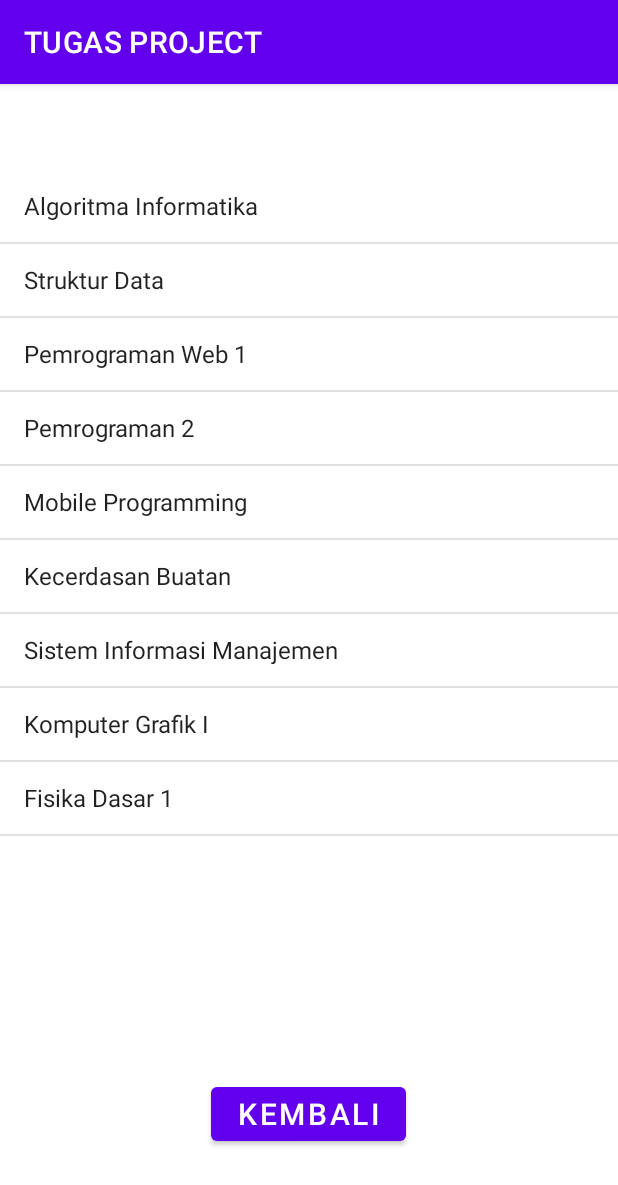
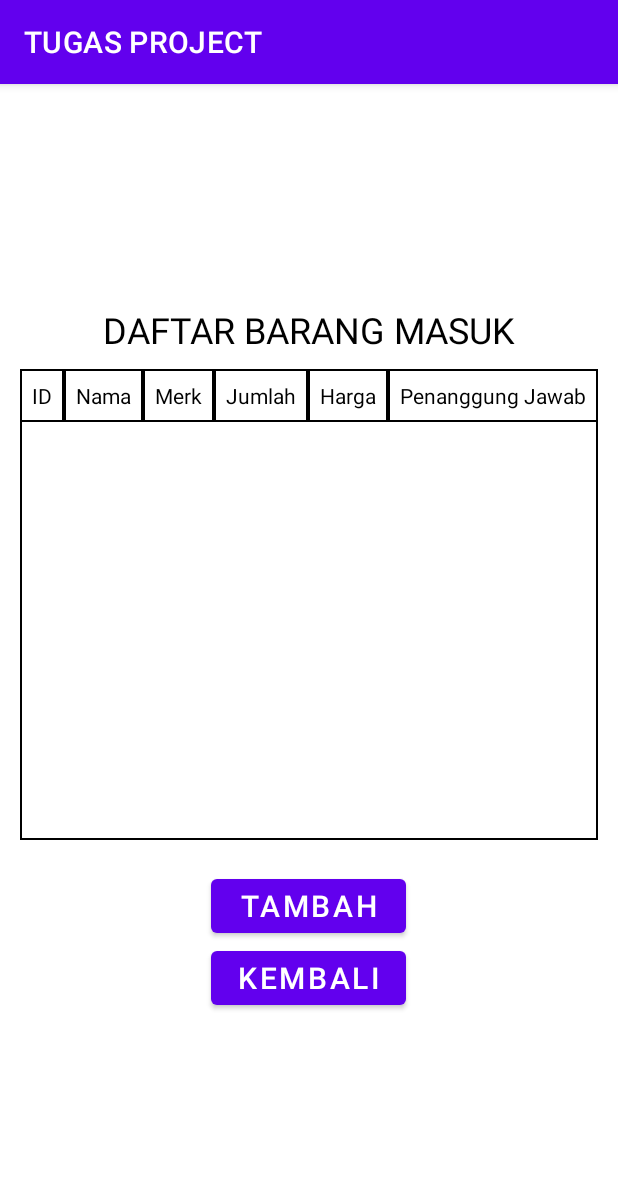
Before and after one commit to agustisp/UAS_MobileProgramming_06TPLE009, an Android app: the MainActivity3 screen opened directly, with no data from a screen before it, on a phone screen of 412 x 824 dp. Shown: the top 1185 px of the screen. Run offline under Robolectric (Android 15) with nearby library versions, the phone set to English and light mode, and no system bars.

Commit message:
Ada tambahan activity kelola barang masuk dan tambah barang masuk.

```diff
--- a/app/src/main/AndroidManifest.xml
+++ b/app/src/main/AndroidManifest.xml
@@ -11,6 +11,9 @@
         android:supportsRtl="true"
         android:theme="@style/Theme.TUGASPROJECT"
         tools:targetApi="31">
+        <activity
+            android:name=".v_tambah_barangmasuk"
+            android:exported="false" />
         <activity
             android:name=".v_tambah_admin"
             android:exported="false" />
--- a/app/src/main/java/com/example/tugasproject/MainActivity3.java
+++ b/app/src/main/java/com/example/tugasproject/MainActivity3.java
@@ -10,15 +10,23 @@ import android.widget.Button;
 import android.widget.ListView;
 
 public class MainActivity3 extends AppCompatActivity {
-    ListView listView;
-    Button btnkembali;
+    Button btnkembali, btnTambahBarangMasuk;
 
     @Override
     protected void onCreate(Bundle savedInstanceState) {
         super.onCreate(savedInstanceState);
         setContentView(R.layout.activity_main3);
 
+        btnTambahBarangMasuk = (Button) findViewById(R.id.btnTambahBarangMasuk);
         btnkembali = (Button) findViewById(R.id.btnkembali);
+
+        btnTambahBarangMasuk.setOnClickListener(new View.OnClickListener() {
+            @Override
+            public void onClick(View view) {
+                Intent intent = new Intent(MainActivity3.this, v_tambah_barangmasuk.class);
+                startActivity(intent);
+            }
+        });
         btnkembali.setOnClickListener(new View.OnClickListener() {
             @Override
             public void onClick(View view) {
@@ -26,17 +34,5 @@ public class MainActivity3 extends AppCompatActivity {
                 startActivity(BukaActDua);
             }
         });
-
-        listView = (ListView) findViewById(R.id.mataKuliah);
-        String[] values = new String[]{
-                "Algoritma Informatika", "Struktur Data", "Pemrograman Web 1",
-                "Pemrograman 2", "Mobile Programming", "Kecerdasan Buatan",
-                "Sistem Informasi Manajemen", "Komputer Grafik I", "Fisika Dasar 1"
-        };
-        ArrayAdapter<String> adapter = new ArrayAdapter<>(this,
-                android.R.layout.simple_list_item_1,
-                android.R.id.text1, values);
-
-        listView.setAdapter(adapter);
     }
 }
--- /dev/null
+++ b/app/src/main/res/drawable/border.xml
@@ -0,0 +1,6 @@
+<shape xmlns:android="http://schemas.android.com/apk/res/android">
+    <solid android:color="#FFFFFF"/>
+    <stroke
+        android:width="1dp"
+        android:color="#000000"/>
+</shape>
--- a/app/src/main/res/layout/activity_main3.xml
+++ b/app/src/main/res/layout/activity_main3.xml
@@ -9,18 +9,80 @@
     android:orientation="vertical"
     tools:context=".MainActivity3">
 
-    <ListView
-        android:id="@+id/mataKuliah"
-        android:layout_width="match_parent"
-        android:layout_height="585dp" />
+    <TextView
+        android:layout_width="wrap_content"
+        android:layout_height="wrap_content"
+        android:layout_marginBottom="10dp"
+        android:text="DAFTAR BARANG MASUK"
+        android:textSize="24dp"
+        android:textColor="@color/black">
+    </TextView>
+
+    <TableLayout
+        android:id="@+id/tableLayoutInventory"
+        android:layout_width="wrap_content"
+        android:layout_height="314dp"
+        android:background="@drawable/border">
+
+        <!-- Table Header -->
+        <TableRow>
+            <TextView
+                android:layout_column="0"
+                android:padding="8dp"
+                android:text="ID"
+                android:textColor="@color/black"
+                android:background="@drawable/border"/>
+
+            <TextView
+                android:layout_column="1"
+                android:padding="8dp"
+                android:text="Nama"
+                android:textColor="@color/black"
+                android:background="@drawable/border"/>
+
+            <TextView
+                android:layout_column="2"
+                android:padding="8dp"
+                android:text="Merk"
+                android:textColor="@color/black"
+                android:background="@drawable/border"/>
+
+            <TextView
+                android:layout_column="3"
+                android:padding="8dp"
+                android:text="Jumlah"
+                android:textColor="@color/black"
+                android:background="@drawable/border"/>
+
+            <TextView
+                android:layout_column="4"
+                android:padding="8dp"
+                android:text="Harga"
+                android:textColor="@color/black"
+                android:background="@drawable/border"/>
+
+            <TextView
+                android:layout_column="5"
+                android:padding="8dp"
+                android:text="Penanggung Jawab"
+                android:textColor="@color/black"
+                android:background="@drawable/border"/>
+        </TableRow>
+    </TableLayout>
+
+    <Button
+        android:id="@+id/btnTambahBarangMasuk"
+        android:layout_width="130dp"
+        android:layout_height="48dp"
+        android:layout_marginTop="20dp"
+        android:text="Tambah"
+        android:textSize="20dp" />
 
     <Button
         android:id="@+id/btnkembali"
         android:layout_width="130dp"
         android:layout_height="48dp"
-        android:layout_marginTop="20dp"
         android:text="Kembali"
-        android:textSize="20dp"
-        />
+        android:textSize="20dp" />
 
 </LinearLayout>
```
Also changed, not shown: app/src/main/java/com/example/tugasproject/DatabaseHelper.java (+14 -0 lines), app/src/main/java/com/example/tugasproject/v_tambah_barangmasuk.java (added, +51 -0 lines), app/src/main/res/layout/activity_tambah_barangmasuk.xml (added, +78 -0 lines).
